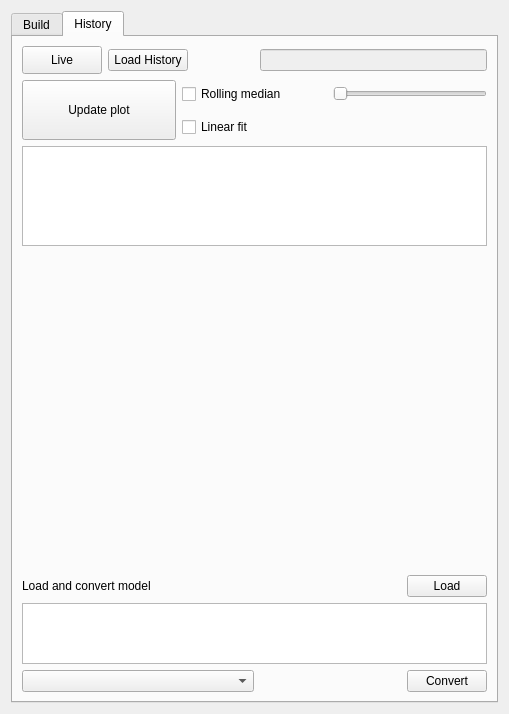
Old version of the form src/napari_aideveloper/UI/napari_AID.ui in the repository zcqwh/napari-aideveloper.
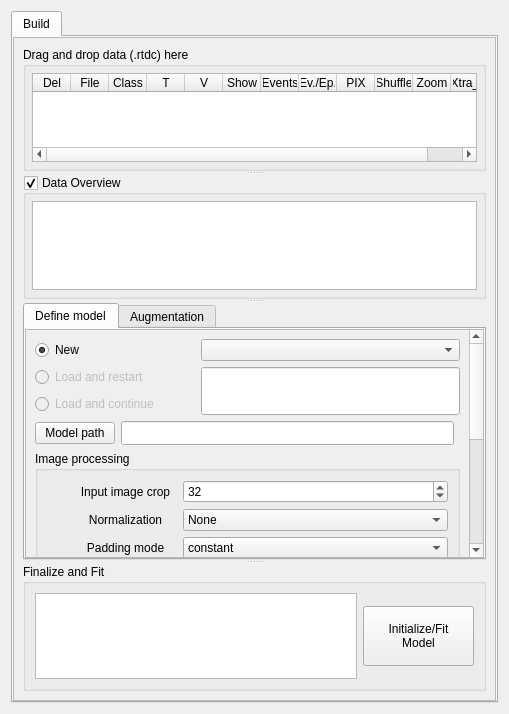
New version of the form. The open tabs and pages were chosen to show the change. Icons and pictures are not drawn. Custom widgets are drawn as their Qt base class.

Patch:
```diff
--- a/src/napari_aideveloper/UI/napari_AID.ui
+++ b/src/napari_aideveloper/UI/napari_AID.ui
@@ -22,6 +22,9 @@
   <layout class="QGridLayout" name="gridLayout_9">
    <item row="0" column="0">
     <widget class="QTabWidget" name="tabWidget_2">
+     <property name="enabled">
+      <bool>true</bool>
+     </property>
      <property name="minimumSize">
       <size>
        <width>300</width>
@@ -114,7 +117,7 @@
             <x>0</x>
             <y>0</y>
             <width>477</width>
-            <height>933</height>
+            <height>665</height>
            </rect>
           </property>
           <layout class="QGridLayout" name="gridLayout_10">
@@ -354,7 +357,7 @@
                     <rect>
                      <x>0</x>
                      <y>0</y>
-                     <width>445</width>
+                     <width>430</width>
                      <height>520</height>
                     </rect>
                    </property>
@@ -432,6 +435,9 @@
                         </item>
                         <item>
                          <widget class="QRadioButton" name="radioButton_LoadRestartModel">
+                          <property name="enabled">
+                           <bool>false</bool>
+                          </property>
                           <property name="sizePolicy">
                            <sizepolicy hsizetype="Maximum" vsizetype="Fixed">
                             <horstretch>0</horstretch>
@@ -464,6 +470,9 @@
                         </item>
                         <item>
                          <widget class="QRadioButton" name="radioButton_LoadContinueModel">
+                          <property name="enabled">
+                           <bool>false</bool>
+                          </property>
                           <property name="sizePolicy">
                            <sizepolicy hsizetype="Preferred" vsizetype="Fixed">
                             <horstretch>0</horstretch>
@@ -2395,257 +2404,6 @@
        </item>
       </layout>
      </widget>
-     <widget class="QWidget" name="tab_history">
-      <attribute name="title">
-       <string>History</string>
-      </attribute>
-      <layout class="QGridLayout" name="gridLayout_20">
-       <item row="0" column="0">
-        <widget class="QPushButton" name="pushButton_Live">
-         <property name="sizePolicy">
-          <sizepolicy hsizetype="Maximum" vsizetype="Fixed">
-           <horstretch>0</horstretch>
-           <verstretch>0</verstretch>
-          </sizepolicy>
-         </property>
-         <property name="minimumSize">
-          <size>
-           <width>0</width>
-           <height>28</height>
-          </size>
-         </property>
-         <property name="maximumSize">
-          <size>
-           <width>16777215</width>
-           <height>16777215</height>
-          </size>
-         </property>
-         <property name="toolTip">
-          <string>&lt;html&gt;&lt;head/&gt;&lt;body&gt;&lt;p&gt;Load and display the model which is currently fitted&lt;/p&gt;&lt;/body&gt;&lt;/html&gt;</string>
-         </property>
-         <property name="text">
-          <string>Live</string>
-         </property>
-        </widget>
-       </item>
-       <item row="0" column="1" colspan="2">
-        <widget class="QPushButton" name="pushButton_LoadHistory">
-         <property name="sizePolicy">
-          <sizepolicy hsizetype="Maximum" vsizetype="Fixed">
-           <horstretch>0</horstretch>
-           <verstretch>0</verstretch>
-          </sizepolicy>
-         </property>
-         <property name="minimumSize">
-          <size>
-           <width>0</width>
-           <height>0</height>
-          </size>
-         </property>
-         <property name="maximumSize">
-          <size>
-           <width>16777215</width>
-           <height>16777215</height>
-          </size>
-         </property>
-         <property name="toolTip">
-          <string>&lt;html&gt;&lt;head/&gt;&lt;body&gt;&lt;p&gt;Select a history file to be plotted&lt;/p&gt;&lt;/body&gt;&lt;/html&gt;</string>
-         </property>
-         <property name="text">
-          <string>Load History</string>
-         </property>
-        </widget>
-       </item>
-       <item row="1" column="0" rowspan="2" colspan="2">
-        <widget class="QPushButton" name="pushButton_UpdateHistoryPlot">
-         <property name="sizePolicy">
-          <sizepolicy hsizetype="Minimum" vsizetype="Fixed">
-           <horstretch>0</horstretch>
-           <verstretch>0</verstretch>
-          </sizepolicy>
-         </property>
-         <property name="minimumSize">
-          <size>
-           <width>0</width>
-           <height>60</height>
-          </size>
-         </property>
-         <property name="text">
-          <string>Update plot</string>
-         </property>
-        </widget>
-       </item>
-       <item row="1" column="2" colspan="2">
-        <widget class="QCheckBox" name="checkBox_rollingMedian">
-         <property name="enabled">
-          <bool>true</bool>
-         </property>
-         <property name="text">
-          <string>Rolling median</string>
-         </property>
-        </widget>
-       </item>
-       <item row="1" column="4" colspan="2">
-        <widget class="QSlider" name="horizontalSlider_rollmedi">
-         <property name="enabled">
-          <bool>true</bool>
-         </property>
-         <property name="minimumSize">
-          <size>
-           <width>0</width>
-           <height>0</height>
-          </size>
-         </property>
-         <property name="maximumSize">
-          <size>
-           <width>16777215</width>
-           <height>19</height>
-          </size>
-         </property>
-         <property name="orientation">
-          <enum>Qt::Horizontal</enum>
-         </property>
-        </widget>
-       </item>
-       <item row="2" column="2">
-        <widget class="QCheckBox" name="checkBox_linearFit">
-         <property name="text">
-          <string>Linear fit</string>
-         </property>
-        </widget>
-       </item>
-       <item row="3" column="0" colspan="6">
-        <widget class="QTableWidget" name="tableWidget_HistoryItems">
-         <property name="sizePolicy">
-          <sizepolicy hsizetype="Preferred" vsizetype="Preferred">
-           <horstretch>0</horstretch>
-           <verstretch>0</verstretch>
-          </sizepolicy>
-         </property>
-         <property name="minimumSize">
-          <size>
-           <width>0</width>
-           <height>100</height>
-          </size>
-         </property>
-         <property name="maximumSize">
-          <size>
-           <width>16777215</width>
-           <height>100</height>
-          </size>
-         </property>
-         <property name="toolTip">
-          <string>Information of the history file is shown here</string>
-         </property>
-        </widget>
-       </item>
-       <item row="4" column="0" colspan="6">
-        <widget class="QWidget" name="widget" native="true"/>
-       </item>
-       <item row="5" column="0" colspan="3">
-        <widget class="QLabel" name="label_loadAndConvertModel">
-         <property name="sizePolicy">
-          <sizepolicy hsizetype="Preferred" vsizetype="Preferred">
-           <horstretch>0</horstretch>
-           <verstretch>0</verstretch>
-          </sizepolicy>
-         </property>
-         <property name="text">
-          <string>Load and convert model</string>
-         </property>
-         <property name="alignment">
-          <set>Qt::AlignLeading|Qt::AlignLeft|Qt::AlignVCenter</set>
-         </property>
-        </widget>
-       </item>
-       <item row="5" column="5">
-        <widget class="QPushButton" name="pushButton_loadModel">
-         <property name="minimumSize">
-          <size>
-           <width>0</width>
-           <height>0</height>
-          </size>
-         </property>
-         <property name="maximumSize">
-          <size>
-           <width>100</width>
-           <height>16777215</height>
-          </size>
-         </property>
-         <property name="toolTip">
-          <string>Load a specific model for conversion</string>
-         </property>
-         <property name="text">
-          <string>Load</string>
-         </property>
-        </widget>
-       </item>
-       <item row="6" column="0" colspan="6">
-        <widget class="QTextBrowser" name="textBrowser_SelectedModelInfo">
-         <property name="minimumSize">
-          <size>
-           <width>0</width>
-           <height>61</height>
-          </size>
-         </property>
-         <property name="maximumSize">
-          <size>
-           <width>16777215</width>
-           <height>61</height>
-          </size>
-         </property>
-        </widget>
-       </item>
-       <item row="7" column="0" colspan="3">
-        <widget class="QComboBox" name="comboBox_convertTo">
-         <property name="enabled">
-          <bool>true</bool>
-         </property>
-         <property name="toolTip">
-          <string>Choose a target file format</string>
-         </property>
-        </widget>
-       </item>
-       <item row="7" column="5">
-        <widget class="QPushButton" name="pushButton_convertModel">
-         <property name="enabled">
-          <bool>true</bool>
-         </property>
-         <property name="sizePolicy">
-          <sizepolicy hsizetype="Minimum" vsizetype="Fixed">
-           <horstretch>0</horstretch>
-           <verstretch>0</verstretch>
-          </sizepolicy>
-         </property>
-         <property name="maximumSize">
-          <size>
-           <width>100</width>
-           <height>16777215</height>
-          </size>
-         </property>
-         <property name="text">
-          <string>Convert</string>
-         </property>
-        </widget>
-       </item>
-       <item row="0" column="3" colspan="3">
-        <widget class="QLineEdit" name="lineEdit_LoadHistory">
-         <property name="enabled">
-          <bool>false</bool>
-         </property>
-         <property name="sizePolicy">
-          <sizepolicy hsizetype="Minimum" vsizetype="Fixed">
-           <horstretch>0</horstretch>
-           <verstretch>0</verstretch>
-          </sizepolicy>
-         </property>
-         <property name="toolTip">
-          <string>Enter path and filename of a history-file (.csv)</string>
-         </property>
-        </widget>
-       </item>
-      </layout>
-     </widget>
     </widget>
    </item>
   </layout>
```
Left out of the diff: 25 changed lines with no effect on the pictures.
